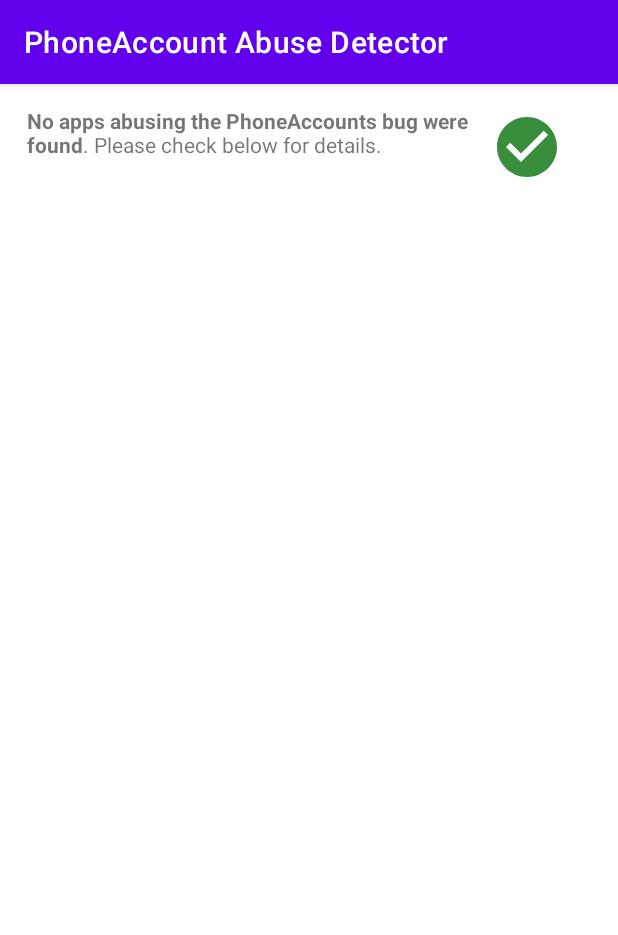
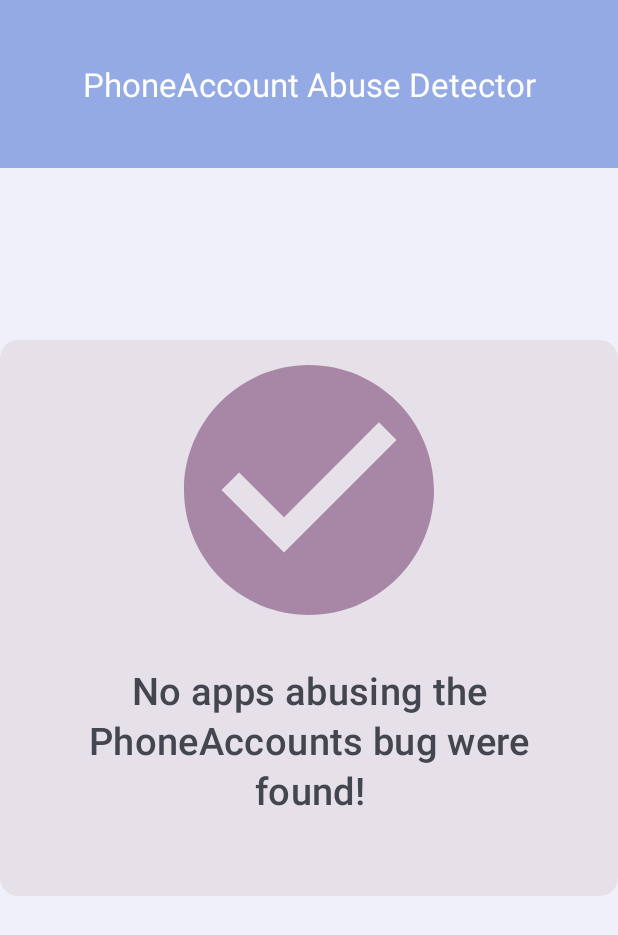
Before and after one commit to linuxct/PhoneAccountDetector, an Android app: the screen it shows after launch (MainActivity), on a phone screen of 412 x 824 dp. Shown: the top 935 px of the screen. Run offline under Robolectric (Android 15) with nearby library versions, the phone set to English and light mode, and no system bars.

Commit message:
Change app styling and added Monet Theming

```diff
--- a/app/build.gradle
+++ b/app/build.gradle
@@ -32,6 +32,6 @@ android {
 dependencies {
     implementation 'androidx.core:core-ktx:1.7.0'
     implementation 'androidx.appcompat:appcompat:1.4.0'
-    implementation 'com.google.android.material:material:1.4.0'
+    implementation 'com.google.android.material:material:1.6.0-alpha01'
     implementation 'androidx.constraintlayout:constraintlayout:2.1.2'
 }
--- a/app/src/main/java/space/linuxct/phoneaccountdetector/MainActivity.kt
+++ b/app/src/main/java/space/linuxct/phoneaccountdetector/MainActivity.kt
@@ -122,15 +122,14 @@ class MainActivity : AppCompatActivity() {
 
         if (dangerousAmountOfPhoneAccountsForPackage) {
             icWarning.visibility = View.VISIBLE
-            icCheckmark.visibility = View.INVISIBLE
+            icCheckmark.visibility = View.GONE
             val spannable = SpannableString("At least an application may be abusing the PhoneAccounts bug. Please check below for details.")
             spannable.setSpan(StyleSpan(Typeface.BOLD), 0, 60, Spanned.SPAN_EXCLUSIVE_EXCLUSIVE)
             tvStatus.text = spannable
         } else {
             icCheckmark.visibility = View.VISIBLE
-            icWarning.visibility = View.INVISIBLE
-            val spannable = SpannableString("No apps abusing the PhoneAccounts bug were found. Please check below for details.")
-            spannable.setSpan(StyleSpan(Typeface.BOLD), 0, 48, Spanned.SPAN_EXCLUSIVE_EXCLUSIVE)
+            icWarning.visibility = View.GONE
+            val spannable = SpannableString("No apps abusing the PhoneAccounts bug were found!")
             tvStatus.text = spannable
         }
 
--- a/app/src/main/res/drawable/ic_checkmark.xml
+++ b/app/src/main/res/drawable/ic_checkmark.xml
@@ -4,5 +4,5 @@
     android:width="24dp"
     android:viewportWidth="24"
     android:viewportHeight="24">
-    <path android:fillColor="#388E3C" android:pathData="M12 2C6.5 2 2 6.5 2 12S6.5 22 12 22 22 17.5 22 12 17.5 2 12 2M10 17L5 12L6.41 10.59L10 14.17L17.59 6.58L19 8L10 17Z" />
+    <path android:fillColor="@color/checkmark" android:pathData="M12 2C6.5 2 2 6.5 2 12S6.5 22 12 22 22 17.5 22 12 17.5 2 12 2M10 17L5 12L6.41 10.59L10 14.17L17.59 6.58L19 8L10 17Z" />
 </vector>
--- a/app/src/main/res/drawable/ic_launcher_foreground.xml
+++ b/app/src/main/res/drawable/ic_launcher_foreground.xml
@@ -7,6 +7,6 @@
       android:scaleY="1.8183674"
       android:translateX="32.381634"
       android:translateY="32.58367">
-      <path android:fillColor="#000" android:pathData="M18 14.8L9 5.8C9.9 5.3 10.9 5 12 5C15.3 5 18 7.7 18 11V14.8M20.1 4.8L18.7 3.4L16.6 5.5L18 6.9L20.1 4.8M19.5 10.5V12.5H22.5V10.5H19.5M4.5 10.5H1.5V12.5H4.5V10.5M1.1 3L6.6 8.5C6.2 9.2 6 10.1 6 11V19H17.1L18.1 20H6C4.9 20 4 20.9 4 22H20.1L20.8 22.7L22.1 21.4L2.4 1.7L1.1 3M13 1H11V4H13V1Z" />
+      <path android:fillColor="@color/icon" android:pathData="M18 14.8L9 5.8C9.9 5.3 10.9 5 12 5C15.3 5 18 7.7 18 11V14.8M20.1 4.8L18.7 3.4L16.6 5.5L18 6.9L20.1 4.8M19.5 10.5V12.5H22.5V10.5H19.5M4.5 10.5H1.5V12.5H4.5V10.5M1.1 3L6.6 8.5C6.2 9.2 6 10.1 6 11V19H17.1L18.1 20H6C4.9 20 4 20.9 4 22H20.1L20.8 22.7L22.1 21.4L2.4 1.7L1.1 3M13 1H11V4H13V1Z" />
   </group>
 </vector>
--- a/app/src/main/res/layout/activity_main.xml
+++ b/app/src/main/res/layout/activity_main.xml
@@ -6,68 +6,114 @@
     android:layout_height="match_parent"
     tools:context=".MainActivity">
 
+    <androidx.coordinatorlayout.widget.CoordinatorLayout
 
-    <TextView
-        android:id="@+id/tvStatus"
-        android:layout_width="wrap_content"
+        android:layout_width="match_parent"
+        android:layout_height="match_parent">
+
+        <com.google.android.material.appbar.AppBarLayout
+            android:layout_width="match_parent"
+            android:layout_height="wrap_content">
+
+            <com.google.android.material.appbar.MaterialToolbar
+                style="?attr/collapsingToolbarLayoutMediumStyle"
+                android:layout_width="match_parent"
+                android:layout_height="?attr/collapsingToolbarLayoutMediumSize"
+                android:id="@+id/topAppBar"
+                app:title="@string/app_name"
+
+                app:titleCentered="true"
+                app:titleTextColor="@color/white"
+                />
+
+        </com.google.android.material.appbar.AppBarLayout>
+
+
+
+    </androidx.coordinatorlayout.widget.CoordinatorLayout>
+
+    <com.google.android.material.card.MaterialCardView
+        android:id="@+id/card"
+        android:layout_width="match_parent"
         android:layout_height="wrap_content"
-        app:layout_constraintBottom_toBottomOf="parent"
         app:layout_constraintEnd_toEndOf="parent"
         app:layout_constraintStart_toStartOf="parent"
         app:layout_constraintTop_toTopOf="parent"
-        app:layout_constraintVertical_bias="0.02"
-        android:paddingStart="18dp"
-        android:paddingEnd="100dp"
-        />
-
-    <ScrollView
-        android:id="@+id/scrollView2"
-        android:layout_width="wrap_content"
-        android:layout_height="wrap_content"
         app:layout_constraintBottom_toBottomOf="parent"
-        app:layout_constraintEnd_toEndOf="parent"
-        app:layout_constraintStart_toStartOf="parent"
-        app:layout_constraintTop_toTopOf="parent"
-        android:paddingStart="18dp"
-        android:paddingEnd="18dp">
+        style="?attr/materialCardViewFilledStyle">
 
         <LinearLayout
             android:layout_width="match_parent"
             android:layout_height="wrap_content"
             android:orientation="vertical">
 
-            <TextView
-                android:id="@+id/tvDetails"
-                android:layout_width="wrap_content"
+            <!-- Media -->
+            <ImageView
+                android:id="@+id/icCheckmark"
+                android:layout_width="200dp"
+                android:layout_height="200dp"
+                app:srcCompat="@drawable/ic_checkmark"
+                android:visibility="gone"
+                android:scaleType="fitXY"
+                android:layout_gravity="center_horizontal"
+                />
+
+            <ImageView
+                android:id="@+id/icWarning"
+                android:layout_width="200dp"
+                android:layout_height="200dp"
+                app:srcCompat="@drawable/ic_warning"
+                android:visibility="gone"
+                android:scaleType="fitXY"
+                android:layout_gravity="center_horizontal"
+
+                />
+
+
+
+
+            <LinearLayout
+                android:layout_width="match_parent"
                 android:layout_height="wrap_content"
-                android:text="Please relaunch the app." />
+                android:orientation="vertical"
+                android:padding="16dp">
+
+                <!-- Title, secondary and supporting text -->
+                <TextView
+                    android:layout_width="wrap_content"
+                    android:layout_height="wrap_content"
+                    android:id="@+id/tvStatus"
+                    android:lineHeight="33dp"
+                    android:textColor="@color/maintext"
+                    android:paddingHorizontal="8dp"
+                    android:textSize="25dp"
+                    android:textAlignment="center"
+                    android:textAppearance="?attr/textAppearanceTitleMedium" />
+                <TextView
+                    android:layout_width="wrap_content"
+                    android:layout_height="wrap_content"
+                    android:layout_marginTop="18dp"
+                    android:text="Please relaunch the app."
+                    android:id="@+id/tvDetails"
+                    android:textAppearance="?attr/textAppearanceBodyMedium"
+                    android:textColor="?android:attr/textColorSecondary"/>
+
+            </LinearLayout>
         </LinearLayout>
-    </ScrollView>
 
-    <ImageView
-        android:id="@+id/icCheckmark"
-        android:visibility="invisible"
-        android:layout_width="48dp"
-        android:layout_height="48dp"
-        app:layout_constraintBottom_toBottomOf="parent"
-        app:layout_constraintEnd_toEndOf="parent"
-        app:layout_constraintHorizontal_bias="0.9"
-        app:layout_constraintStart_toStartOf="parent"
-        app:layout_constraintTop_toTopOf="parent"
-        app:layout_constraintVertical_bias="0.025"
-        app:srcCompat="@drawable/ic_checkmark" />
+    </com.google.android.material.card.MaterialCardView>
 
-    <ImageView
-        android:id="@+id/icWarning"
-        android:visibility="invisible"
-        android:layout_width="48dp"
-        android:layout_height="48dp"
-        app:layout_constraintBottom_toBottomOf="parent"
-        app:layout_constraintEnd_toEndOf="parent"
-        app:layout_constraintHorizontal_bias="0.9"
-        app:layout_constraintStart_toStartOf="parent"
-        app:layout_constraintTop_toTopOf="parent"
-        app:layout_constraintVertical_bias="0.025"
-        app:srcCompat="@drawable/ic_warning" />
+
+
+
+
+
+
+
+
+
+
+
+
 
 </androidx.constraintlayout.widget.ConstraintLayout>
--- /dev/null
+++ b/app/src/main/res/values-night-v31/colors.xml
@@ -0,0 +1,16 @@
+<?xml version="1.0" encoding="utf-8"?>
+<resources>
+    <color name="purple_200">#FFBB86FC</color>
+    <color name="purple_500">#FF6200EE</color>
+    <color name="purple_700">@android:color/system_accent2_700</color>
+    <color name="teal_200">#FF03DAC5</color>
+    <color name="teal_700">#FF018786</color>
+    <color name="black">#FF000000</color>
+    <color name="white">#FFFFFFFF</color>
+    <color name="bg">@android:color/system_neutral1_900</color>
+    <color name="checkmark">@android:color/system_accent1_400</color>
+    <color name="warning">@android:color/system_accent1_700</color>
+    <color name="maintext">@android:color/system_neutral2_50</color>
+    <color name="icon">@android:color/system_accent1_100</color>
+    <color name="ic_launcher_background">@android:color/system_neutral1_800</color>
+</resources>
--- a/app/src/main/res/values-night/themes.xml
+++ b/app/src/main/res/values-night/themes.xml
@@ -1,10 +1,13 @@
 <resources xmlns:tools="http://schemas.android.com/tools">
     <!-- Base application theme. -->
-    <style name="Theme.PhoneAccountDetector" parent="Theme.MaterialComponents.DayNight.DarkActionBar">
+    <style name="Theme.PhoneAccountDetector" parent="Theme.Material3.Dark.NoActionBar">
         <!-- Primary brand color. -->
         <item name="colorPrimary">@color/purple_200</item>
         <item name="colorPrimaryVariant">@color/purple_700</item>
         <item name="colorOnPrimary">@color/black</item>
+        <item name="colorSurface">?attr/colorPrimaryVariant</item>
+        <item name="colorSurfaceVariant">@color/bg</item>
+        <item name="colorOnSurface">@color/white</item>
         <!-- Secondary brand color. -->
         <item name="colorSecondary">@color/teal_200</item>
         <item name="colorSecondaryVariant">@color/teal_200</item>
@@ -12,5 +15,7 @@
         <!-- Status bar color. -->
         <item name="android:statusBarColor" tools:targetApi="l">?attr/colorPrimaryVariant</item>
         <!-- Customize your theme here. -->
+        <item name="android:colorBackground">@color/bg</item>
+        <item name="android:navigationBarColor">@color/bg</item>
     </style>
 </resources>
--- /dev/null
+++ b/app/src/main/res/values-v31/colors.xml
@@ -0,0 +1,16 @@
+<?xml version="1.0" encoding="utf-8"?>
+<resources>
+    <color name="purple_200">#FFBB86FC</color>
+    <color name="purple_500">#FF6200EE</color>
+    <color name="purple_700">@android:color/system_accent1_300</color>
+    <color name="teal_200">#FF03DAC5</color>
+    <color name="teal_700">#FF018786</color>
+    <color name="black">#FF000000</color>
+    <color name="white">#FFFFFFFF</color>
+    <color name="bg">@android:color/system_neutral2_50</color>
+    <color name="checkmark">@android:color/system_accent3_400</color>
+    <color name="warning">@android:color/system_accent1_700</color>
+    <color name="maintext">@android:color/system_neutral2_700</color>
+    <color name="icon">@android:color/system_neutral1_800</color>
+    <color name="ic_launcher_background">@android:color/system_accent1_100</color>
+</resources>
--- a/app/src/main/res/values/colors.xml
+++ b/app/src/main/res/values/colors.xml
@@ -7,4 +7,10 @@
     <color name="teal_700">#FF018786</color>
     <color name="black">#FF000000</color>
     <color name="white">#FFFFFFFF</color>
+    <color name="bg">#FFBB86FC</color>
+    <color name="checkmark">#388E3C</color>
+    <color name="warning">#FFEB3B</color>
+    <color name="maintext">#3d3d3d</color>
+    <color name="icon">#000</color>
+    <color name="ic_launcher_background">#BD53FF</color>
 </resources>
--- a/app/src/main/res/values/ic_launcher_background.xml
+++ /dev/null
@@ -1,4 +0,0 @@
-<?xml version="1.0" encoding="utf-8"?>
-<resources>
-    <color name="ic_launcher_background">#BD53FF</color>
-</resources>
--- a/app/src/main/res/values/themes.xml
+++ b/app/src/main/res/values/themes.xml
@@ -1,10 +1,13 @@
 <resources xmlns:tools="http://schemas.android.com/tools">
     <!-- Base application theme. -->
-    <style name="Theme.PhoneAccountDetector" parent="Theme.MaterialComponents.DayNight.DarkActionBar">
+    <style name="Theme.PhoneAccountDetector" parent="Theme.Material3.Light.NoActionBar">
         <!-- Primary brand color. -->
         <item name="colorPrimary">@color/purple_500</item>
         <item name="colorPrimaryVariant">@color/purple_700</item>
         <item name="colorOnPrimary">@color/white</item>
+        <item name="colorSurface">?attr/colorPrimaryVariant</item>
+        <item name="colorSurfaceVariant">@color/bg</item>
+        <item name="colorOnSurface">@color/white</item>
         <!-- Secondary brand color. -->
         <item name="colorSecondary">@color/teal_200</item>
         <item name="colorSecondaryVariant">@color/teal_700</item>
@@ -12,5 +15,7 @@
         <!-- Status bar color. -->
         <item name="android:statusBarColor" tools:targetApi="l">?attr/colorPrimaryVariant</item>
         <!-- Customize your theme here. -->
+        <item name="android:colorBackground">@color/bg</item>
+        <item name="android:navigationBarColor">@color/bg</item>
     </style>
 </resources>
```
